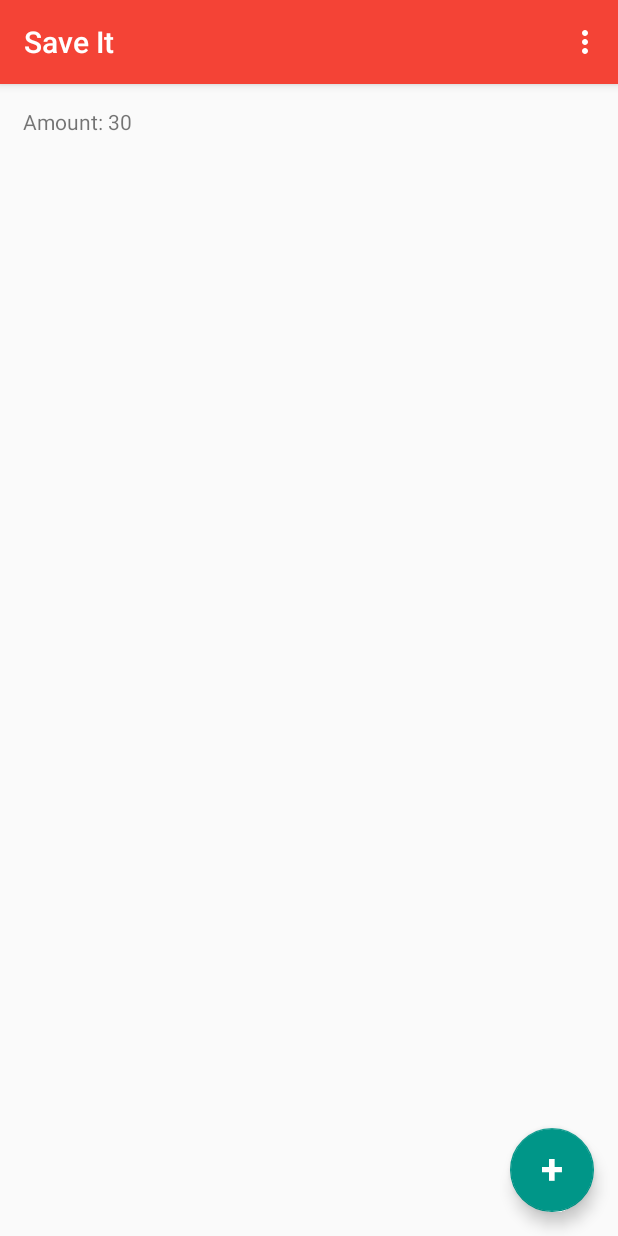
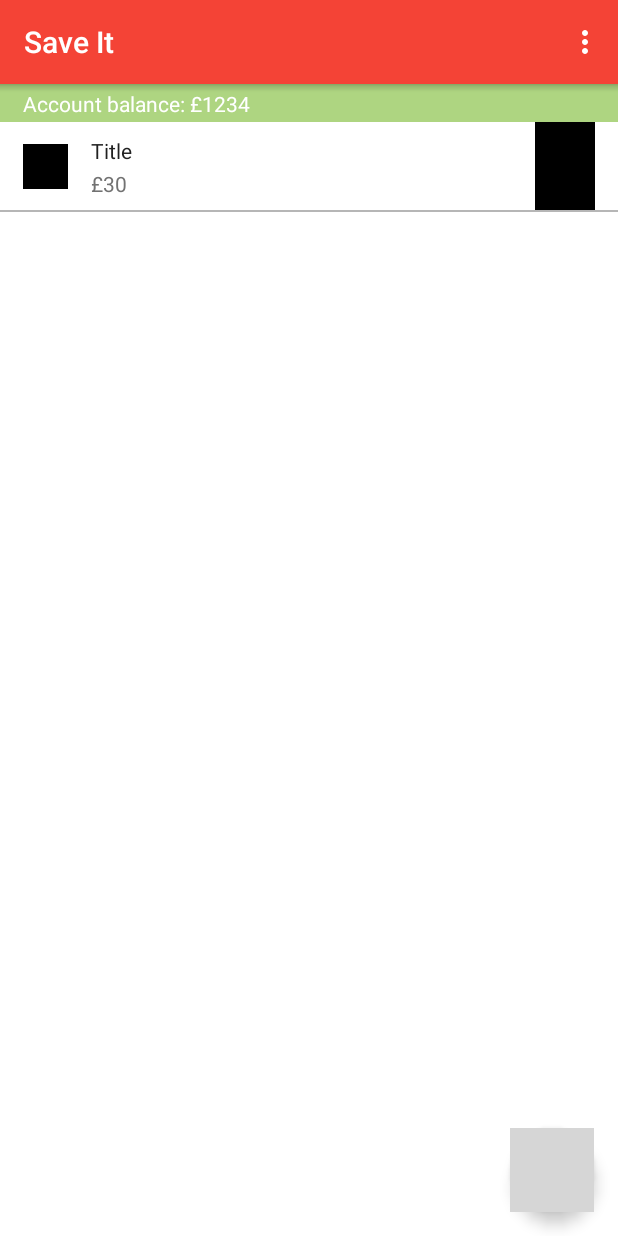
Before and after one commit to Mortuie/Save-it, an Android app: the MainActivity screen opened directly, with no data from a screen before it, on a phone screen of 412 x 824 dp. Run offline under Robolectric (Android 15) with nearby library versions, the phone set to English and light mode, and no system bars; libraries missing offline, so code that uses them is left out: com.melnykov.fab, com.roomorama.caldroid; plain views replace FloatingActionButton; 12 statements that could not run were skipped; grey boxes are pictures that could not be loaded.

Commit message:
RecycleView implementation

```diff
--- /dev/null
+++ b/app/src/main/java/budget/saveit/model/Expense.java
@@ -0,0 +1,9 @@
+package budget.saveit.model;
+
+/**
+ * Created by aa on 17/06/17.
+ */
+
+public abstract class Expense {
+
+}
--- a/app/src/main/java/budget/saveit/model/MonthlyExpense.java
+++ b/app/src/main/java/budget/saveit/model/MonthlyExpense.java
@@ -18,7 +18,7 @@ import static budget.saveit.helper.DateHelper.sanitiseDate;
  * Created by aa on 12/06/17.
  */
 
-public class MonthlyExpense {
+public class MonthlyExpense extends Expense {
     private int startAmount;
     private int dayOfMonth;
     private Date startDate;
--- a/app/src/main/java/budget/saveit/model/OneTimeExpense.java
+++ b/app/src/main/java/budget/saveit/model/OneTimeExpense.java
@@ -8,7 +8,7 @@ import static budget.saveit.helper.DateHelper.sanitiseDate;
  * Created by aa on 12/06/17.
  */
 
-public class OneTimeExpense {
+public class OneTimeExpense extends Expense {
     private Date date;
     private int amount;
 
--- a/app/src/main/java/budget/saveit/view/MainActivity.java
+++ b/app/src/main/java/budget/saveit/view/MainActivity.java
@@ -33,12 +33,14 @@ public class MainActivity extends AppCompatActivity {
     private ExpensesRecyclerViewAdapter expensesViewAdapter;
 
     private DB db;
+    private TextView budgetLine;
 
     @Override
     protected void onCreate(Bundle savedInstanceState) {
         super.onCreate(savedInstanceState);
         setContentView(R.layout.activity_main);
 
+        budgetLine = (TextView) findViewById(R.id.budgetLine);
         db = new DB(getApplicationContext());
 
         initCalendarFragment();
@@ -54,6 +56,7 @@ public class MainActivity extends AppCompatActivity {
 
         db.close();
         db = null;
+        budgetLine = null;
 
         super.onDestroy();
     }
@@ -145,5 +148,7 @@ public class MainActivity extends AppCompatActivity {
 
         expensesViewAdapter = new ExpensesRecyclerViewAdapter(db, new Date());
         expensesRecyclerView.setAdapter(expensesViewAdapter);
+
+        budgetLine.setText("Account balance: £1234");
     }
 }
--- a/app/src/main/java/budget/saveit/view/expenses/ExpensesRecyclerViewAdapter.java
+++ b/app/src/main/java/budget/saveit/view/expenses/ExpensesRecyclerViewAdapter.java
@@ -11,6 +11,7 @@ import java.util.Date;
 import java.util.List;
 
 import budget.saveit.R;
+import budget.saveit.model.Expense;
 import budget.saveit.model.MonthlyExpense;
 import budget.saveit.model.OneTimeExpense;
 import budget.saveit.model.db.DB;
@@ -20,8 +21,8 @@ import budget.saveit.model.db.DB;
  */
 
 public class ExpensesRecyclerViewAdapter extends RecyclerView.Adapter<ExpensesRecyclerViewAdapter.ViewHolder> {
-    private List<OneTimeExpense> oneTimeExpenses = new ArrayList<>();
-    private List<MonthlyExpense> monthlyExpenses = new ArrayList<>();
+    private List<Expense> expenses = new ArrayList<>();
+    private Date date;
 
     public ExpensesRecyclerViewAdapter(DB db, Date date) {
         if (db == null) {
@@ -32,8 +33,9 @@ public class ExpensesRecyclerViewAdapter extends RecyclerView.Adapter<ExpensesRe
             throw new NullPointerException("Date is null XD");
         }
 
-        this.oneTimeExpenses = db.getOneTimeExpensesForDay(date);
-        this.monthlyExpenses = db.getMonthyExpensesForDay(date);
+        this.date = date;
+        this.expenses.addAll(db.getOneTimeExpensesForDay(date));
+        this.expenses.addAll(db.getMonthyExpensesForDay(date));
     }
 
     @Override
@@ -44,20 +46,39 @@ public class ExpensesRecyclerViewAdapter extends RecyclerView.Adapter<ExpensesRe
 
     @Override
     public void onBindViewHolder(ViewHolder viewHolder, int i) {
-        viewHolder.textView.setText("Amount: " + oneTimeExpenses.get(i).getAmount());
+        Expense expense = expenses.get(i);
+
+        if (expense instanceof OneTimeExpense) {
+            drawOneTimeExpense((OneTimeExpense) expense, viewHolder);
+        } else if (expense instanceof MonthlyExpense) {
+            drawMonthlyExpense((MonthlyExpense) expense, viewHolder);
+        }
     }
 
     @Override
     public int getItemCount() {
-        return oneTimeExpenses.size() + monthlyExpenses.size();
+        return expenses.size();
     }
 
     public static class ViewHolder extends RecyclerView.ViewHolder {
-        public TextView textView;
+        public final TextView expenseTitle;
+        public final TextView expenseAmount;
 
         public ViewHolder(View v) {
             super(v);
-            textView = (TextView) v.findViewById(R.id.expense_text_view);
+
+            expenseTitle = (TextView) v.findViewById(R.id.expense_title);
+            expenseAmount = (TextView) v.findViewById(R.id.expense_amount);
         }
     }
+
+    private void drawOneTimeExpense(OneTimeExpense expense, ViewHolder viewHolder) {
+        viewHolder.expenseTitle.setText("Title");
+        viewHolder.expenseAmount.setText("£" + expense.getAmount());
+    }
+
+    private void drawMonthlyExpense(MonthlyExpense expense, ViewHolder viewHolder) {
+        viewHolder.expenseTitle.setText("Title");
+        viewHolder.expenseAmount.setText("£" + expense.getAmountForMonth(date));
+    }
 }
--- /dev/null
+++ b/app/src/main/res/drawable/elevation_shadow.xml
@@ -0,0 +1,8 @@
+<?xml version="1.0" encoding="utf-8"?>
+<shape xmlns:android="http://schemas.android.com/apk/res/android">
+
+    <gradient android:startColor="#22000000"
+        android:endColor="#00000000"
+        android:angle="270" />
+
+</shape>
--- a/app/src/main/res/layout/activity_main.xml
+++ b/app/src/main/res/layout/activity_main.xml
@@ -12,6 +12,33 @@
         android:layout_height="wrap_content"
         android:orientation="vertical" />
 
+    <LinearLayout
+        android:layout_width="match_parent"
+        android:layout_height="0dip"
+        android:layout_weight="1"
+        android:orientation="vertical">
+
+        <FrameLayout
+            android:layout_width="match_parent"
+            android:layout_height="wrap_content">
+
+            <TextView android:id="@+id/budgetLine"
+                android:layout_width="match_parent"
+                android:layout_height="25dp"
+                android:background="@color/budget_green"
+                android:textColor="@android:color/white"
+                android:textSize="14dp"
+                android:paddingTop="3dp"
+                android:paddingLeft="15dp"
+                android:paddingRight="15dp" />
+
+            <View
+                android:layout_width="match_parent"
+                android:layout_height="5dp"
+                android:background="@drawable/elevation_shadow" />
+
+        </FrameLayout>
+
         <FrameLayout
             android:layout_width="match_parent"
             android:layout_height="0dip"
@@ -21,7 +48,8 @@
                 android:id="@+id/expensesRecyclerView"
                 android:scrollbars="vertical"
                 android:layout_width="match_parent"
-            android:layout_height="match_parent" />
+                android:layout_height="match_parent"
+                android:background="@android:color/white" />
 
             <com.melnykov.fab.FloatingActionButton
                 android:id="@+id/fab"
@@ -29,7 +57,7 @@
                 android:layout_height="wrap_content"
                 android:layout_gravity="bottom|right"
                 android:layout_margin="16dp"
-            android:src="@mipmap/ic_add"
+                android:src="@drawable/ic_add"
                 fab:fab_colorNormal="@color/accent"
                 fab:fab_colorPressed="@color/accent_pressed"
                 fab:fab_colorRipple="@color/accent_ripple"
@@ -38,3 +66,5 @@
         </FrameLayout>
 
     </LinearLayout>
+
+</LinearLayout>
--- a/app/src/main/res/layout/recycleview_expense_cell.xml
+++ b/app/src/main/res/layout/recycleview_expense_cell.xml
@@ -1,13 +1,60 @@
 <?xml version="1.0" encoding="utf-8"?>
-<LinearLayout xmlns:android="http://schemas.android.com/apk/res/android"
+<RelativeLayout xmlns:android="http://schemas.android.com/apk/res/android"
     android:layout_width="match_parent"
-    android:layout_height="50dp"
-    android:gravity="center_vertical"
-    android:paddingStart="15dp">
+    android:layout_height="60dp">
 
-    <TextView
-        android:id="@+id/expense_text_view"
-        android:layout_width="wrap_content"
-        android:layout_height="wrap_content"/>
+    <LinearLayout
+        android:layout_width="match_parent"
+        android:layout_height="match_parent"
+        android:orientation="horizontal"
+        android:paddingLeft="15dp"
+        android:paddingRight="15dp" >
 
-</LinearLayout>
+        <ImageView
+            android:layout_width="30dp"
+            android:layout_height="30dp"
+            android:background="@android:color/black"
+            android:layout_gravity="center_vertical" />
+
+        <LinearLayout
+            android:layout_width="0dip"
+            android:layout_weight="1"
+            android:layout_height="match_parent"
+            android:orientation="vertical"
+            android:layout_marginLeft="15dp"
+            android:layout_marginRight="15dp"
+            android:gravity="center_vertical" >
+
+            <TextView android:id="@+id/expense_title"
+                android:layout_width="wrap_content"
+                android:layout_height="wrap_content"
+                android:textColor="@color/primary_text"
+                android:layout_marginBottom="1dp" />
+
+            <TextView android:id="@+id/expense_amount"
+                android:layout_width="wrap_content"
+                android:layout_height="wrap_content"
+                android:textColor="@color/secondary_text"
+                android:layout_marginTop="1dp" />
+
+        </LinearLayout>
+
+        <LinearLayout
+            android:layout_width="40dp"
+            android:layout_height="match_parent"
+            android:orientation="vertical"
+            android:background="@android:color/black" >
+
+
+        </LinearLayout>
+
+    </LinearLayout>
+
+
+    <View
+        android:layout_width="match_parent"
+        android:layout_height="1dip"
+        android:background="@color/divider"
+        android:layout_alignParentBottom="true" />
+
+</RelativeLayout>
--- a/app/src/main/res/values/colors.xml
+++ b/app/src/main/res/values/colors.xml
@@ -1,17 +1,16 @@
 <?xml version="1.0" encoding="utf-8"?>
 <resources>
-    <color name="colorPrimary">#3F51B5</color>
-    <color name="colorPrimaryDark">#303F9F</color>
-    <color name="colorAccent">#FF4081</color>
-    <!-- Added colours -->
     <color name="primary">#F44336</color>
     <color name="primary_dark">#D32F2F</color>
     <color name="primary_light">#FFCDD2</color>
     <color name="accent">#009688</color>
+    <color name="accent_pressed">#acfbf4</color>
     <color name="accent_ripple">#23cdbd</color>
-    <color name="accent_pressed">#acfbf4</color>
     <color name="primary_text">#212121</color>
     <color name="secondary_text">#727272</color>
     <color name="divider">#B6B6B6</color>
-    <!-- END added colours -->
+
+    <color name="budget_green">#aed581</color>
+    <color name="budget_orange">#ffb74d</color>
+    <color name="budget_red">#e57373</color>
 </resources>
```
Lines whose indentation alone changed are shown as unchanged.
